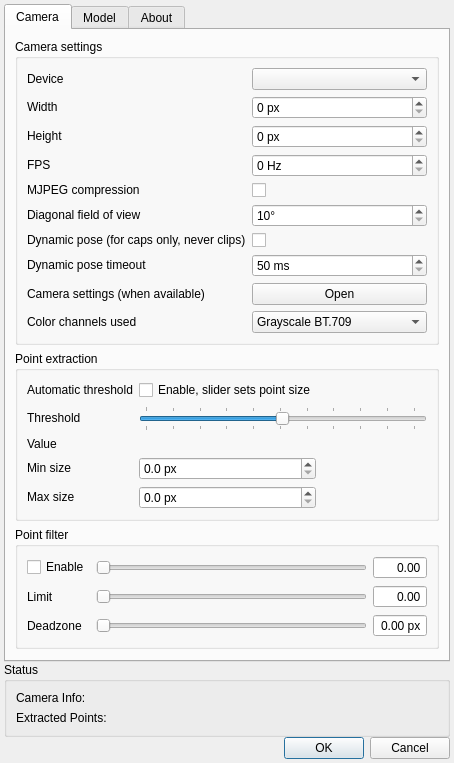
Before: the Qt Designer form tracker-pt/FTNoIR_PT_Controls.ui in opentrack/opentrack, drawn with Qt 5.
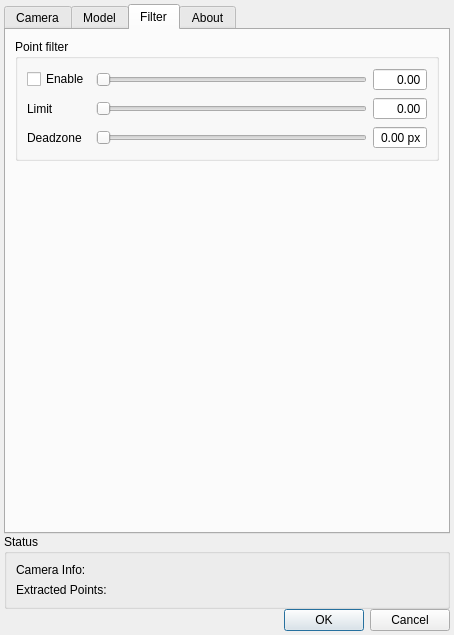
After: the same form once the commit is applied. The open tabs and pages were chosen to show the change. Icons and pictures are not drawn.

Commit message: tracker/pt: make dialog less tall

```diff
--- a/tracker-pt/FTNoIR_PT_Controls.ui
+++ b/tracker-pt/FTNoIR_PT_Controls.ui
@@ -10,7 +10,7 @@
     <x>0</x>
     <y>0</y>
     <width>413</width>
-    <height>683</height>
+    <height>575</height>
    </rect>
   </property>
   <property name="sizePolicy">
@@ -647,198 +647,6 @@
          </layout>
         </widget>
        </item>
-       <item>
-        <widget class="QGroupBox" name="groupBox">
-         <property name="title">
-          <string>Point filter</string>
-         </property>
-         <layout class="QGridLayout" name="gridLayout_12">
-          <item row="1" column="1">
-           <widget class="QSlider" name="point_filter_limit_slider">
-            <property name="sizePolicy">
-             <sizepolicy hsizetype="Minimum" vsizetype="Maximum">
-              <horstretch>0</horstretch>
-              <verstretch>0</verstretch>
-             </sizepolicy>
-            </property>
-            <property name="minimum">
-             <number>0</number>
-            </property>
-            <property name="maximum">
-             <number>99</number>
-            </property>
-            <property name="singleStep">
-             <number>1</number>
-            </property>
-            <property name="pageStep">
-             <number>10</number>
-            </property>
-            <property name="orientation">
-             <enum>Qt::Horizontal</enum>
-            </property>
-           </widget>
-          </item>
-          <item row="1" column="2">
-           <widget class="QDoubleSpinBox" name="point_filter_limit_label">
-            <property name="sizePolicy">
-             <sizepolicy hsizetype="Preferred" vsizetype="Maximum">
-              <horstretch>0</horstretch>
-              <verstretch>0</verstretch>
-             </sizepolicy>
-            </property>
-            <property name="focusPolicy">
-             <enum>Qt::NoFocus</enum>
-            </property>
-            <property name="alignment">
-             <set>Qt::AlignRight|Qt::AlignTrailing|Qt::AlignVCenter</set>
-            </property>
-            <property name="readOnly">
-             <bool>true</bool>
-            </property>
-            <property name="buttonSymbols">
-             <enum>QAbstractSpinBox::NoButtons</enum>
-            </property>
-            <property name="maximum">
-             <double>1.000000000000000</double>
-            </property>
-           </widget>
-          </item>
-          <item row="0" column="1">
-           <widget class="QSlider" name="point_filter_slider">
-            <property name="sizePolicy">
-             <sizepolicy hsizetype="Minimum" vsizetype="Maximum">
-              <horstretch>10</horstretch>
-              <verstretch>0</verstretch>
-             </sizepolicy>
-            </property>
-            <property name="minimum">
-             <number>0</number>
-            </property>
-            <property name="maximum">
-             <number>400</number>
-            </property>
-            <property name="singleStep">
-             <number>1</number>
-            </property>
-            <property name="pageStep">
-             <number>10</number>
-            </property>
-            <property name="orientation">
-             <enum>Qt::Horizontal</enum>
-            </property>
-           </widget>
-          </item>
-          <item row="0" column="0">
-           <widget class="QCheckBox" name="enable_point_filter">
-            <property name="sizePolicy">
-             <sizepolicy hsizetype="Maximum" vsizetype="Maximum">
-              <horstretch>0</horstretch>
-              <verstretch>0</verstretch>
-             </sizepolicy>
-            </property>
-            <property name="toolTip">
-             <string>Filter point centers prior to pose estimation.</string>
-            </property>
-            <property name="text">
-             <string>Enable</string>
-            </property>
-           </widget>
-          </item>
-          <item row="1" column="0">
-           <widget class="QLabel" name="label_15">
-            <property name="text">
-             <string>Limit</string>
-            </property>
-           </widget>
-          </item>
-          <item row="0" column="2">
-           <widget class="QDoubleSpinBox" name="point_filter_label">
-            <property name="sizePolicy">
-             <sizepolicy hsizetype="Preferred" vsizetype="Maximum">
-              <horstretch>2</horstretch>
-              <verstretch>0</verstretch>
-             </sizepolicy>
-            </property>
-            <property name="focusPolicy">
-             <enum>Qt::NoFocus</enum>
-            </property>
-            <property name="alignment">
-             <set>Qt::AlignRight|Qt::AlignTrailing|Qt::AlignVCenter</set>
-            </property>
-            <property name="readOnly">
-             <bool>true</bool>
-            </property>
-            <property name="buttonSymbols">
-             <enum>QAbstractSpinBox::NoButtons</enum>
-            </property>
-            <property name="maximum">
-             <double>999.990000000000009</double>
-            </property>
-           </widget>
-          </item>
-          <item row="2" column="0">
-           <widget class="QLabel" name="label_30">
-            <property name="text">
-             <string>Deadzone</string>
-            </property>
-           </widget>
-          </item>
-          <item row="2" column="1">
-           <widget class="QSlider" name="point_filter_deadzone_slider">
-            <property name="sizePolicy">
-             <sizepolicy hsizetype="Minimum" vsizetype="Maximum">
-              <horstretch>0</horstretch>
-              <verstretch>0</verstretch>
-             </sizepolicy>
-            </property>
-            <property name="minimum">
-             <number>0</number>
-            </property>
-            <property name="maximum">
-             <number>100</number>
-            </property>
-            <property name="singleStep">
-             <number>1</number>
-            </property>
-            <property name="pageStep">
-             <number>3</number>
-            </property>
-            <property name="orientation">
-             <enum>Qt::Horizontal</enum>
-            </property>
-           </widget>
-          </item>
-          <item row="2" column="2">
-           <widget class="QDoubleSpinBox" name="point_filter_deadzone_label">
-            <property name="sizePolicy">
-             <sizepolicy hsizetype="Preferred" vsizetype="Maximum">
-              <horstretch>0</horstretch>
-              <verstretch>0</verstretch>
-             </sizepolicy>
-            </property>
-            <property name="focusPolicy">
-             <enum>Qt::NoFocus</enum>
-            </property>
-            <property name="alignment">
-             <set>Qt::AlignRight|Qt::AlignTrailing|Qt::AlignVCenter</set>
-            </property>
-            <property name="readOnly">
-             <bool>true</bool>
-            </property>
-            <property name="buttonSymbols">
-             <enum>QAbstractSpinBox::NoButtons</enum>
-            </property>
-            <property name="suffix">
-             <string> px</string>
-            </property>
-            <property name="maximum">
-             <double>1.000000000000000</double>
-            </property>
-           </widget>
-          </item>
-         </layout>
-        </widget>
-       </item>
        <item>
         <spacer name="verticalSpacer">
          <property name="orientation">
@@ -1568,6 +1376,218 @@
        </item>
       </layout>
      </widget>
+     <widget class="QWidget" name="tab">
+      <attribute name="title">
+       <string>Filter</string>
+      </attribute>
+      <layout class="QGridLayout" name="gridLayout_9">
+       <item row="0" column="0">
+        <widget class="QGroupBox" name="groupBox">
+         <property name="title">
+          <string>Point filter</string>
+         </property>
+         <layout class="QGridLayout" name="gridLayout_12">
+          <item row="1" column="1">
+           <widget class="QSlider" name="point_filter_limit_slider">
+            <property name="sizePolicy">
+             <sizepolicy hsizetype="Minimum" vsizetype="Maximum">
+              <horstretch>0</horstretch>
+              <verstretch>0</verstretch>
+             </sizepolicy>
+            </property>
+            <property name="minimum">
+             <number>0</number>
+            </property>
+            <property name="maximum">
+             <number>99</number>
+            </property>
+            <property name="singleStep">
+             <number>1</number>
+            </property>
+            <property name="pageStep">
+             <number>10</number>
+            </property>
+            <property name="orientation">
+             <enum>Qt::Horizontal</enum>
+            </property>
+           </widget>
+          </item>
+          <item row="0" column="2">
+           <widget class="QDoubleSpinBox" name="point_filter_label">
+            <property name="sizePolicy">
+             <sizepolicy hsizetype="Preferred" vsizetype="Maximum">
+              <horstretch>2</horstretch>
+              <verstretch>0</verstretch>
+             </sizepolicy>
+            </property>
+            <property name="focusPolicy">
+             <enum>Qt::NoFocus</enum>
+            </property>
+            <property name="alignment">
+             <set>Qt::AlignRight|Qt::AlignTrailing|Qt::AlignVCenter</set>
+            </property>
+            <property name="readOnly">
+             <bool>true</bool>
+            </property>
+            <property name="buttonSymbols">
+             <enum>QAbstractSpinBox::NoButtons</enum>
+            </property>
+            <property name="maximum">
+             <double>999.990000000000009</double>
+            </property>
+           </widget>
+          </item>
+          <item row="1" column="0">
+           <widget class="QLabel" name="label_15">
+            <property name="text">
+             <string>Limit</string>
+            </property>
+           </widget>
+          </item>
+          <item row="2" column="2">
+           <widget class="QDoubleSpinBox" name="point_filter_deadzone_label">
+            <property name="sizePolicy">
+             <sizepolicy hsizetype="Preferred" vsizetype="Maximum">
+              <horstretch>0</horstretch>
+              <verstretch>0</verstretch>
+             </sizepolicy>
+            </property>
+            <property name="focusPolicy">
+             <enum>Qt::NoFocus</enum>
+            </property>
+            <property name="alignment">
+             <set>Qt::AlignRight|Qt::AlignTrailing|Qt::AlignVCenter</set>
+            </property>
+            <property name="readOnly">
+             <bool>true</bool>
+            </property>
+            <property name="buttonSymbols">
+             <enum>QAbstractSpinBox::NoButtons</enum>
+            </property>
+            <property name="suffix">
+             <string> px</string>
+            </property>
+            <property name="maximum">
+             <double>1.000000000000000</double>
+            </property>
+           </widget>
+          </item>
+          <item row="0" column="1">
+           <widget class="QSlider" name="point_filter_slider">
+            <property name="sizePolicy">
+             <sizepolicy hsizetype="Minimum" vsizetype="Maximum">
+              <horstretch>10</horstretch>
+              <verstretch>0</verstretch>
+             </sizepolicy>
+            </property>
+            <property name="minimum">
+             <number>0</number>
+            </property>
+            <property name="maximum">
+             <number>400</number>
+            </property>
+            <property name="singleStep">
+             <number>1</number>
+            </property>
+            <property name="pageStep">
+             <number>10</number>
+            </property>
+            <property name="orientation">
+             <enum>Qt::Horizontal</enum>
+            </property>
+           </widget>
+          </item>
+          <item row="2" column="1">
+           <widget class="QSlider" name="point_filter_deadzone_slider">
+            <property name="sizePolicy">
+             <sizepolicy hsizetype="Minimum" vsizetype="Maximum">
+              <horstretch>0</horstretch>
+              <verstretch>0</verstretch>
+             </sizepolicy>
+            </property>
+            <property name="minimum">
+             <number>0</number>
+            </property>
+            <property name="maximum">
+             <number>100</number>
+            </property>
+            <property name="singleStep">
+             <number>1</number>
+            </property>
+            <property name="pageStep">
+             <number>3</number>
+            </property>
+            <property name="orientation">
+             <enum>Qt::Horizontal</enum>
+            </property>
+           </widget>
+          </item>
+          <item row="2" column="0">
+           <widget class="QLabel" name="label_30">
+            <property name="text">
+             <string>Deadzone</string>
+            </property>
+           </widget>
+          </item>
+          <item row="1" column="2">
+           <widget class="QDoubleSpinBox" name="point_filter_limit_label">
+            <property name="sizePolicy">
+             <sizepolicy hsizetype="Preferred" vsizetype="Maximum">
+              <horstretch>0</horstretch>
+              <verstretch>0</verstretch>
+             </sizepolicy>
+            </property>
+            <property name="focusPolicy">
+             <enum>Qt::NoFocus</enum>
+            </property>
+            <property name="alignment">
+             <set>Qt::AlignRight|Qt::AlignTrailing|Qt::AlignVCenter</set>
+            </property>
+            <property name="readOnly">
+             <bool>true</bool>
+            </property>
+            <property name="buttonSymbols">
+             <enum>QAbstractSpinBox::NoButtons</enum>
+            </property>
+            <property name="maximum">
+             <double>1.000000000000000</double>
+            </property>
+           </widget>
+          </item>
+          <item row="0" column="0">
+           <widget class="QCheckBox" name="enable_point_filter">
+            <property name="sizePolicy">
+             <sizepolicy hsizetype="Maximum" vsizetype="Maximum">
+              <horstretch>0</horstretch>
+              <verstretch>0</verstretch>
+             </sizepolicy>
+            </property>
+            <property name="toolTip">
+             <string>Filter point centers prior to pose estimation.</string>
+            </property>
+            <property name="text">
+             <string>Enable</string>
+            </property>
+           </widget>
+          </item>
+         </layout>
+        </widget>
+       </item>
+       <item row="1" column="0">
+        <spacer name="verticalSpacer_3">
+         <property name="orientation">
+          <enum>Qt::Vertical</enum>
+         </property>
+         <property name="sizeHint" stdset="0">
+          <size>
+           <width>20</width>
+           <height>40</height>
+          </size>
+         </property>
+        </spacer>
+       </item>
+      </layout>
+     </widget>
      <widget class="QWidget" name="tab_3">
       <attribute name="title">
        <string>About</string>
```
Left out of the diff: 12 changed lines with no effect on the pictures. The commit also changes 4 other files.
